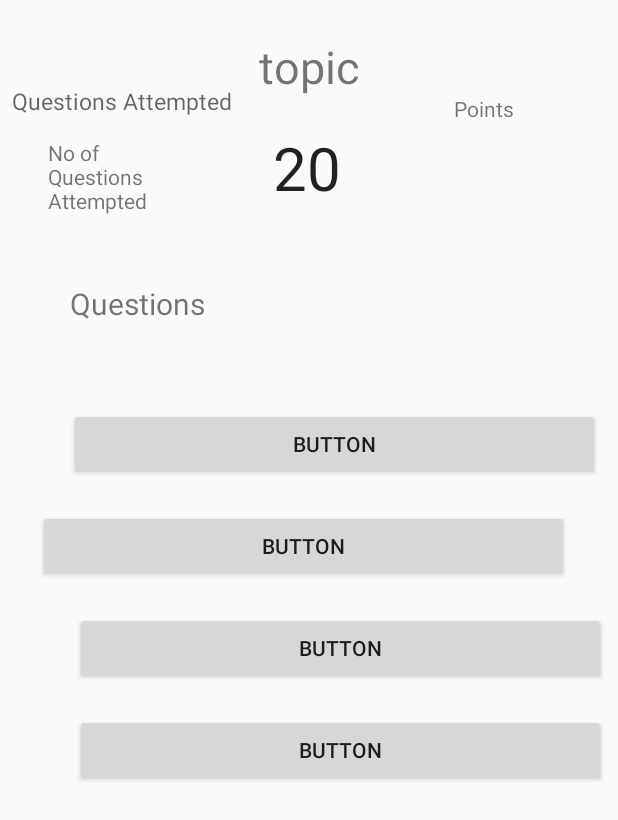
After one commit to rohit19j91/PRI, an Android app: the layout quiztopic.xml on its own in the app's theme, with its tools: preview values and no code run, on a phone screen of 412 x 824 dp. The commit adds this screen. Shown: the top 820 px of the screen. Run offline under Robolectric (Android 15) with nearby library versions, the phone set to English and light mode, and no system bars.

Commit message:
* Added the quiz section need to work on the random pick up of questions part

```diff
--- a/app/build.gradle
+++ b/app/build.gradle
@@ -11,6 +11,9 @@ android {
         versionName "1.0"
         testInstrumentationRunner "android.support.test.runner.AndroidJUnitRunner"
         multiDexEnabled true
+        dexOptions {
+            javaMaxHeapSize "4g"
+        }
     }
     buildTypes {
         release {
@@ -32,6 +35,9 @@ dependencies {
     compile 'com.google.android.gms:play-services-auth:11.6.0'
     compile 'com.android.support.constraint:constraint-layout:1.0.2'
     compile 'com.github.PhilJay:MPAndroidChart:v3.0.2'
+    compile 'me.dm7.barcodescanner:zxing:1.9'
+    compile 'de.hdodenhof:circleimageview:2.2.0'
+
     testCompile 'junit:junit:4.12'
     compile 'com.android.support:design:26.1.0'
     compile 'com.android.support:recyclerview-v7:26.1.0'
--- a/app/src/main/java/fr/epita/android/pri/LoginActivity.java
+++ b/app/src/main/java/fr/epita/android/pri/LoginActivity.java
@@ -1,8 +1,6 @@
 package fr.epita.android.pri;
 
-import android.app.AlertDialog;
 import android.content.Intent;
-import android.database.Cursor;
 import android.os.Bundle;
 import android.support.annotation.NonNull;
 import android.support.v7.app.AppCompatActivity;
@@ -161,7 +159,7 @@ public class LoginActivity extends AppCompatActivity implements GoogleApiClient.
         viewall.setOnClickListener(new View.OnClickListener() {
             @Override
             public void onClick(View v) {
-                Intent intent=new Intent(LoginActivity.this,Quiz.class);
+                Intent intent=new Intent(LoginActivity.this,Quizquestionsjson.class);
                 startActivity(intent);
             }
         });
--- /dev/null
+++ b/app/src/main/java/fr/epita/android/pri/Quizadapter.java
@@ -0,0 +1,59 @@
+package fr.epita.android.pri;
+
+import android.content.Context;
+import android.support.v7.widget.RecyclerView;
+import android.view.LayoutInflater;
+import android.view.View;
+import android.view.ViewGroup;
+import android.widget.ArrayAdapter;
+import android.widget.Button;
+import android.widget.TextView;
+
+import java.util.ArrayList;
+import java.util.List;
+
+/**
+ * Created by Rohit on 12/14/2017.
+ */
+
+public class Quizadapter extends ArrayAdapter<Quizstructure> {
+
+ArrayList<Quizstructure> arraylistquestion;
+int Resource;
+Context context;
+
+    public Quizadapter(Context context, int resource, ArrayList<Quizstructure> objects) {
+        super(context, resource, objects);
+        arraylistquestion =objects;
+        Resource=resource;
+        this.context=context;
+    }
+
+
+
+    @Override
+    public View getView(int position,View convertView,ViewGroup parent) {
+
+        ViewHolder holder =new ViewHolder();
+        holder.quizquestions=(TextView)convertView.findViewById(R.id.quizquestions);
+        holder.quiztopic=(TextView)convertView.findViewById(R.id.quiztopic);
+      //  holder.currentquizpoints=(TextView)convertView.findViewById(R.id.quizpointlabel);
+        //holder.option1=(TextView)convertView.findViewById(R.id.option1);
+        holder.quiztopic.setText(arraylistquestion.get(position).getCategory_name());
+        holder.quizquestions.setText(arraylistquestion.get(position).getQuestion());
+        holder.currentquizpoints.setText(arraylistquestion.get(position).getScore());
+        return convertView;
+    }
+
+    static class ViewHolder{
+
+        public TextView quiztopic;
+        public TextView currentquizpoints;
+        public TextView quizquestions;
+        public Button option1;
+        public Button option2;
+        public Button option3;
+        public Button option4;
+    }
+
+}
--- /dev/null
+++ b/app/src/main/java/fr/epita/android/pri/Quizstructure.java
@@ -0,0 +1,68 @@
+package fr.epita.android.pri;
+
+/**
+ * Created by Rohit on 12/14/2017.
+ */
+
+public class Quizstructure {
+
+private String question;
+private String answers[];
+private int correct_index;
+private int category_id;
+private String category_name;
+private int score;
+
+    public Quizstructure() {
+    }
+
+
+
+    public String getQuestion() {
+        return question;
+    }
+
+    public void setQuestion(String question) {
+        this.question = question;
+    }
+
+    public String[] getAnswers() {
+        return answers;
+    }
+
+    public void setAnswers(String[] answers) {
+        this.answers = answers;
+    }
+
+    public int getCorrect_index() {
+        return correct_index;
+    }
+
+    public void setCorrect_index(int correct_index) {
+        this.correct_index = correct_index;
+    }
+
+    public int getCategory_id() {
+        return category_id;
+    }
+
+    public void setCategory_id(int category_id) {
+        this.category_id = category_id;
+    }
+
+    public String getCategory_name() {
+        return category_name;
+    }
+
+    public void setCategory_name(String category_name) {
+        this.category_name = category_name;
+    }
+
+    public int getScore() {
+        return score;
+    }
+
+    public void setScore(int score) {
+        this.score = score;
+    }
+}
--- a/app/src/main/java/fr/epita/android/pri/Quiz.java
+++ b/app/src/main/java/fr/epita/android/pri/Quiztopic.java
@@ -18,9 +18,9 @@ import java.util.ArrayList;
  * Created by Rohit on 11/29/2017.
  */
 
-public class Quiz extends Activity {
+public class Quiztopic extends Activity {
 
-    private static String TAG = "Quiz";
+    private static String TAG = "Quiztopic";
 
     private float[] yData={20f,20f,20f,20f,20f};
     private String[] xData={"Rohit","Hermine","Avantika","Gaurav","Akshita"};
@@ -29,7 +29,7 @@ public class Quiz extends Activity {
     public void onCreate(Bundle savedInstanceState) {
         super.onCreate(savedInstanceState);
         setContentView(R.layout.minigames);
-        Log.d(TAG,"onCreate: Of the Quiz class");
+        Log.d(TAG,"onCreate: Of the Quiztopic class");
 
         pieChart= (PieChart) findViewById(R.id.piechartquiz);
 
@@ -37,7 +37,7 @@ public class Quiz extends Activity {
         pieChart.setHoleRadius(20f);
         pieChart.setTransparentCircleAlpha(0);
         pieChart.setHoleColor(Color.BLUE);
-        pieChart.setCenterText("Quiz");
+        pieChart.setCenterText("Quiztopic");
         pieChart.setCenterTextSize(17);
         addDataSet();
 
@@ -63,7 +63,7 @@ public class Quiz extends Activity {
           //  xEntrys.add(xData[y]);}
 
         //Create Data set
-        PieDataSet pieDataSet=new PieDataSet(yEntrys,"Quiz");
+        PieDataSet pieDataSet=new PieDataSet(yEntrys,"Quiztopic");
         pieDataSet.setSliceSpace(2);
         pieDataSet.setValueTextSize(0);
 
@@ -93,7 +93,5 @@ public class Quiz extends Activity {
         pieChart.setData(pieData);
         pieChart.invalidate();
 
-
     }
-
 }
--- /dev/null
+++ b/app/src/main/res/layout-v21/quiztopic.xml
@@ -0,0 +1,134 @@
+<?xml version="1.0" encoding="utf-8"?>
+<android.support.constraint.ConstraintLayout
+    xmlns:android="http://schemas.android.com/apk/res/android"
+    xmlns:app="http://schemas.android.com/apk/res-auto"
+    xmlns:tools="http://schemas.android.com/tools"
+    android:id="@+id/quizlayout"
+    android:layout_width="match_parent"
+    android:layout_height="match_parent">
+
+    <TextView
+        android:id="@+id/quiztimerbar"
+        style="?android:attr/progressBarStyle"
+        android:layout_width="wrap_content"
+        android:layout_height="wrap_content"
+        android:layout_marginBottom="56dp"
+        android:text="20"
+        android:textSize="40dp"
+        app:layout_constraintBottom_toTopOf="@+id/quizquestions"
+        app:layout_constraintLeft_toLeftOf="parent"
+        app:layout_constraintRight_toRightOf="parent" />
+
+    <TextView
+        android:id="@+id/quiztopic"
+        android:layout_width="wrap_content"
+        android:layout_height="wrap_content"
+        android:layout_marginBottom="8dp"
+        android:layout_marginTop="24dp"
+        android:textSize="35dp"
+        app:layout_constraintLeft_toLeftOf="parent"
+        app:layout_constraintRight_toRightOf="parent"
+        app:layout_constraintTop_toTopOf="parent"
+        app:layout_constraintVertical_bias="0.375" />
+
+    <TextView
+        android:id="@+id/questionsattempted"
+        android:layout_width="85dp"
+        android:layout_height="55dp"
+        android:layout_marginBottom="8dp"
+        android:layout_marginLeft="8dp"
+        android:layout_marginTop="92dp"
+        android:text="No of Questions Attempted"
+        app:layout_constraintBottom_toTopOf="@+id/quizquestions"
+        app:layout_constraintLeft_toLeftOf="parent"
+        app:layout_constraintTop_toTopOf="parent"
+        app:layout_constraintVertical_bias="0.0" />
+
+    <TextView
+        android:id="@+id/currentquizpoints"
+        android:layout_width="61dp"
+        android:layout_height="22dp"
+        android:layout_marginBottom="104dp"
+        android:layout_marginRight="48dp"
+        android:ems="10"
+        android:text="Points"
+        app:layout_constraintBottom_toTopOf="@+id/quizquestions"
+        app:layout_constraintRight_toRightOf="parent" />
+
+    <TextView
+        android:id="@+id/quizquestions"
+        android:layout_width="365dp"
+        android:layout_height="wrap_content"
+        android:layout_marginBottom="56dp"
+        android:layout_marginLeft="10dp"
+        android:textSize="20dp"
+        android:textColorHighlight="@color/colorBlack"
+        android:text="Questions"
+        app:layout_constraintBottom_toTopOf="@+id/option1"
+        app:layout_constraintEnd_toEndOf="parent"
+        app:layout_constraintLeft_toLeftOf="parent" />
+
+    <Button
+        android:id="@+id/option1"
+        android:layout_width="354dp"
+        android:layout_height="0dp"
+        android:layout_marginEnd="12dp"
+        android:layout_marginLeft="16dp"
+        android:layout_marginTop="272dp"
+        android:text="Button"
+        app:layout_constraintEnd_toEndOf="parent"
+        app:layout_constraintLeft_toLeftOf="parent"
+        app:layout_constraintTop_toTopOf="parent" />
+
+    <Button
+        android:id="@+id/option2"
+        android:layout_width="354dp"
+        android:layout_height="wrap_content"
+        android:layout_marginEnd="8dp"
+        android:layout_marginLeft="16dp"
+        android:layout_marginTop="20dp"
+        android:layout_marginRight="8dp"
+        android:text="Button"
+        app:layout_constraintEnd_toEndOf="parent"
+        app:layout_constraintStart_toStartOf="parent"
+        app:layout_constraintTop_toBottomOf="@+id/option1"
+         />
+
+    <Button
+        android:id="@+id/option3"
+        android:layout_width="354dp"
+        android:layout_height="wrap_content"
+        android:layout_marginEnd="8dp"
+        android:layout_marginLeft="16dp"
+        android:layout_marginTop="20dp"
+        android:layout_marginRight="8dp"
+        android:text="Button"
+        app:layout_constraintEnd_toEndOf="parent"
+        app:layout_constraintLeft_toLeftOf="parent"
+        app:layout_constraintTop_toBottomOf="@+id/option2"
+         />
+
+    <Button
+        android:id="@+id/option4"
+        android:layout_width="354dp"
+        android:layout_height="wrap_content"
+        android:layout_marginEnd="8dp"
+        android:layout_marginLeft="16dp"
+        android:layout_marginTop="20dp"
+        android:layout_marginRight="8dp"
+        android:text="Button"
+        app:layout_constraintEnd_toEndOf="parent"
+        app:layout_constraintLeft_toLeftOf="parent"
+        app:layout_constraintTop_toBottomOf="@+id/option3"
+         />
+
+    <TextView
+        android:id="@+id/textView"
+        android:layout_width="wrap_content"
+        android:layout_height="wrap_content"
+        android:text="Questions Attempted"
+        android:textAppearance="@android:style/TextAppearance.Material.Caption"
+        android:textSize="15dp"
+        tools:layout_editor_absoluteX="8dp"
+        tools:layout_editor_absoluteY="71dp" />
+</android.support.constraint.ConstraintLayout>
--- /dev/null
+++ b/app/src/main/res/layout/quiztopic.xml
@@ -0,0 +1,141 @@
+<?xml version="1.0" encoding="utf-8"?>
+<android.support.constraint.ConstraintLayout
+    xmlns:android="http://schemas.android.com/apk/res/android"
+    xmlns:app="http://schemas.android.com/apk/res-auto"
+    xmlns:tools="http://schemas.android.com/tools"
+    android:id="@+id/quizlayout"
+    android:layout_width="match_parent"
+    android:layout_height="match_parent">
+
+    <TextView
+        android:id="@+id/quiztimerbar"
+        style="?android:attr/progressBarStyle"
+        android:layout_width="wrap_content"
+        android:layout_height="wrap_content"
+        android:layout_marginBottom="56dp"
+        android:text="20"
+        android:textSize="40dp"
+        app:layout_constraintBottom_toTopOf="@+id/quizquestions"
+        app:layout_constraintLeft_toLeftOf="parent"
+        app:layout_constraintRight_toRightOf="parent" />
+
+    <TextView
+        android:id="@+id/quiztopic"
+        android:layout_width="wrap_content"
+        android:layout_height="wrap_content"
+        android:layout_marginTop="24dp"
+        android:text="topic"
+        android:textSize="30dp"
+        app:layout_constraintLeft_toLeftOf="parent"
+        app:layout_constraintRight_toRightOf="parent"
+        app:layout_constraintTop_toTopOf="parent" />
+
+    <TextView
+        android:id="@+id/questionsattempted"
+        android:layout_width="85dp"
+        android:layout_height="55dp"
+        android:layout_marginBottom="8dp"
+        android:layout_marginLeft="32dp"
+        android:layout_marginTop="92dp"
+        android:text="No of Questions Attempted"
+        app:layout_constraintBottom_toTopOf="@+id/quizquestions"
+        app:layout_constraintLeft_toLeftOf="parent"
+        app:layout_constraintTop_toTopOf="parent"
+        app:layout_constraintVertical_bias="0.0" />
+
+    <TextView
+        android:id="@+id/currentquizpoints"
+        android:layout_width="61dp"
+        android:layout_height="22dp"
+        android:layout_marginBottom="104dp"
+        android:layout_marginRight="48dp"
+        android:ems="10"
+        android:text="Points"
+        app:layout_constraintBottom_toTopOf="@+id/quizquestions"
+        app:layout_constraintRight_toRightOf="parent" />
+
+    <TextView
+        android:id="@+id/quizquestions"
+        android:layout_width="365dp"
+        android:layout_height="wrap_content"
+        android:layout_marginBottom="56dp"
+        android:layout_marginLeft="10dp"
+        android:textSize="20dp"
+        android:textColorHighlight="@color/colorBlack"
+        android:text="Questions"
+        app:layout_constraintBottom_toTopOf="@+id/option1"
+        app:layout_constraintEnd_toEndOf="parent"
+        app:layout_constraintLeft_toLeftOf="parent" />
+
+    <Button
+        android:id="@+id/option1"
+        android:layout_width="354dp"
+        android:layout_height="0dp"
+        android:layout_marginEnd="12dp"
+        android:layout_marginLeft="16dp"
+        android:layout_marginTop="272dp"
+        android:text="Button"
+        app:layout_constraintEnd_toEndOf="parent"
+        app:layout_constraintLeft_toLeftOf="parent"
+        app:layout_constraintTop_toTopOf="parent"
+        android:layout_marginRight="12dp" />
+
+    <Button
+        android:id="@+id/option2"
+        android:layout_width="354dp"
+        android:layout_height="wrap_content"
+        android:layout_marginEnd="8dp"
+        android:layout_marginLeft="16dp"
+        android:layout_marginTop="20dp"
+        android:layout_marginRight="8dp"
+        android:text="Button"
+        app:layout_constraintEnd_toEndOf="parent"
+        app:layout_constraintStart_toStartOf="parent"
+        app:layout_constraintTop_toBottomOf="@+id/option1"
+         />
+
+    <Button
+        android:id="@+id/option3"
+        android:layout_width="354dp"
+        android:layout_height="wrap_content"
+        android:layout_marginEnd="8dp"
+        android:layout_marginLeft="16dp"
+        android:layout_marginTop="20dp"
+        android:layout_marginRight="8dp"
+        android:text="Button"
+        app:layout_constraintEnd_toEndOf="parent"
+        app:layout_constraintLeft_toLeftOf="parent"
+        app:layout_constraintTop_toBottomOf="@+id/option2"
+         />
+
+    <Button
+        android:id="@+id/option4"
+        android:layout_width="354dp"
+        android:layout_height="wrap_content"
+        android:layout_marginEnd="8dp"
+        android:layout_marginLeft="16dp"
+        android:layout_marginTop="20dp"
+        android:layout_marginRight="8dp"
+        android:text="Button"
+        app:layout_constraintEnd_toEndOf="parent"
+        app:layout_constraintLeft_toLeftOf="parent"
+        app:layout_constraintTop_toBottomOf="@+id/option3"
+         />
+
+    <TextView
+        android:id="@+id/textView"
+        android:layout_width="0dp"
+        android:layout_height="27dp"
+        android:layout_marginBottom="8dp"
+        android:layout_marginStart="8dp"
+        android:layout_marginTop="8dp"
+        android:text="Questions Attempted"
+        android:textAppearance="@android:style/TextAppearance.Material.Caption"
+        android:textSize="15dp"
+        app:layout_constraintBottom_toTopOf="@+id/questionsattempted"
+        app:layout_constraintStart_toStartOf="parent"
+        app:layout_constraintTop_toTopOf="parent"
+        app:layout_constraintVertical_bias="1.0"
+        tools:ignore="NewApi"
+        android:layout_marginLeft="8dp" />
+</android.support.constraint.ConstraintLayout>
```
Also changed, not shown: app/src/main/AndroidManifest.xml (+6 -4 lines), app/src/main/assets/questions.json (added, +30 -0 lines).
